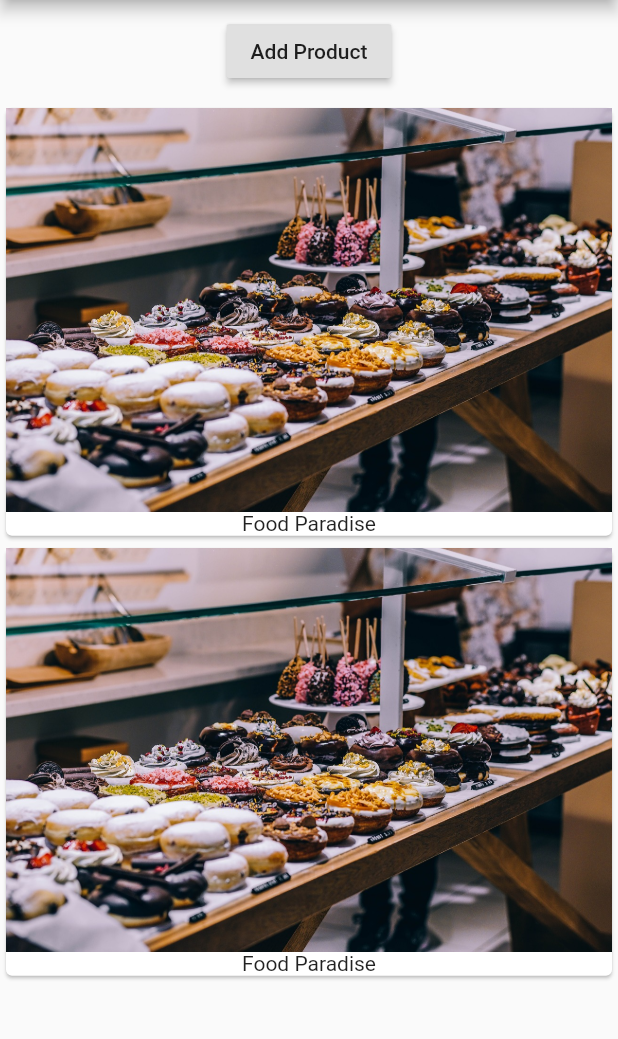
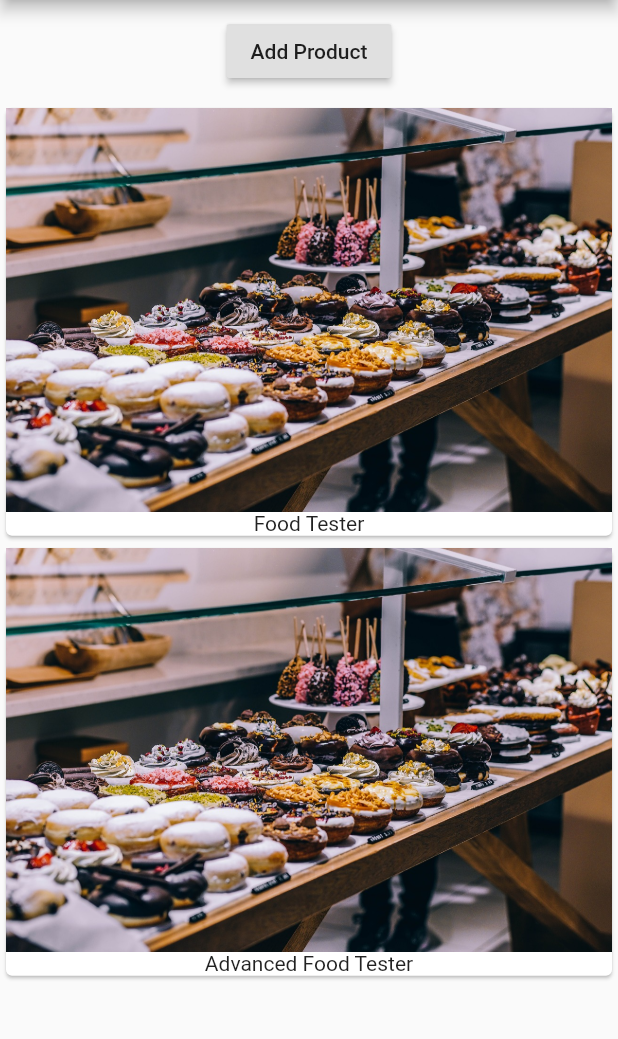
Before and after one commit to xandebianchi/flutter_course, a Flutter app: the screen it shows after launch, after a tap on "Add Product", on a phone screen of 412 x 824 dp, the part 84-1123 px from its top. Run offline on Flutter 3.47's test engine with Material 2 defaults, Android fonts, the phone set to English and light mode, and no system bars.

Commit message:
Chapter 32 concluded

```diff
--- a/lib/main.dart
+++ b/lib/main.dart
@@ -12,7 +12,7 @@ class MyApp extends StatelessWidget {
         appBar: AppBar(
           title: Text('EasyList'),
         ),
-        body: ProductManager(),
+        body: ProductManager('Food Tester'),
       ),
     );
   }
--- a/lib/product_manager.dart
+++ b/lib/product_manager.dart
@@ -3,6 +3,10 @@ import 'package:flutter/material.dart';
 import './products.dart';
 
 class ProductManager extends StatefulWidget {
+  final String startingProduct;
+
+  ProductManager(this.startingProduct);
+
   @override
   State<StatefulWidget> createState() {
     return _ProductManagerState();
@@ -10,7 +14,13 @@ class ProductManager extends StatefulWidget {
 }
 
 class _ProductManagerState extends State<ProductManager> {
-  List<String> _products = ['Food Tester'];
+  List<String> _products = [];
+
+  @override
+  void initState() {
+    _products.add(widget.startingProduct);
+    super.initState();
+  }
 
   @override
   Widget build(BuildContext context) {
--- a/lib/products.dart
+++ b/lib/products.dart
@@ -14,7 +14,7 @@ class Products extends StatelessWidget {
                   child: Column(
                     children: <Widget>[
                       Image.asset('assets/food.jpg'),
-                      Text('Food Paradise')
+                      Text(element)
                     ],
                   ),
                 ),
```
